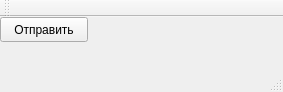
Old version of the form client/mainWindow/mainwindow.ui in the repository netgeck/rubius_test.
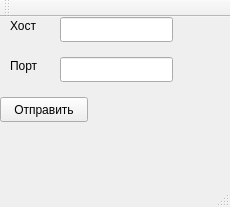
New version of the form.

```diff
--- a/client/mainWindow/mainwindow.ui
+++ b/client/mainWindow/mainwindow.ui
@@ -6,8 +6,8 @@
    <rect>
     <x>0</x>
     <y>0</y>
-    <width>283</width>
-    <height>92</height>
+    <width>230</width>
+    <height>207</height>
    </rect>
   </property>
   <property name="windowTitle">
@@ -18,7 +18,7 @@
     <property name="geometry">
      <rect>
       <x>0</x>
-      <y>0</y>
+      <y>80</y>
       <width>88</width>
       <height>25</height>
      </rect>
@@ -31,8 +31,8 @@
     <property name="geometry">
      <rect>
       <x>100</x>
-      <y>0</y>
-      <width>171</width>
+      <y>80</y>
+      <width>121</width>
       <height>21</height>
      </rect>
     </property>
@@ -40,6 +40,52 @@
      <string/>
     </property>
    </widget>
+   <widget class="QLineEdit" name="lineEdit">
+    <property name="geometry">
+     <rect>
+      <x>60</x>
+      <y>0</y>
+      <width>113</width>
+      <height>25</height>
+     </rect>
+    </property>
+   </widget>
+   <widget class="QLineEdit" name="lineEdit_2">
+    <property name="geometry">
+     <rect>
+      <x>60</x>
+      <y>40</y>
+      <width>113</width>
+      <height>25</height>
+     </rect>
+    </property>
+   </widget>
+   <widget class="QLabel" name="label_2">
+    <property name="geometry">
+     <rect>
+      <x>10</x>
+      <y>0</y>
+      <width>41</width>
+      <height>17</height>
+     </rect>
+    </property>
+    <property name="text">
+     <string>Хост</string>
+    </property>
+   </widget>
+   <widget class="QLabel" name="label_3">
+    <property name="geometry">
+     <rect>
+      <x>10</x>
+      <y>40</y>
+      <width>41</width>
+      <height>17</height>
+     </rect>
+    </property>
+    <property name="text">
+     <string>Порт</string>
+    </property>
+   </widget>
   </widget>
   <widget class="QMenuBar" name="menuBar">
    <property name="geometry">
```
Left out of the diff: 2 changed lines with no effect on the pictures.
